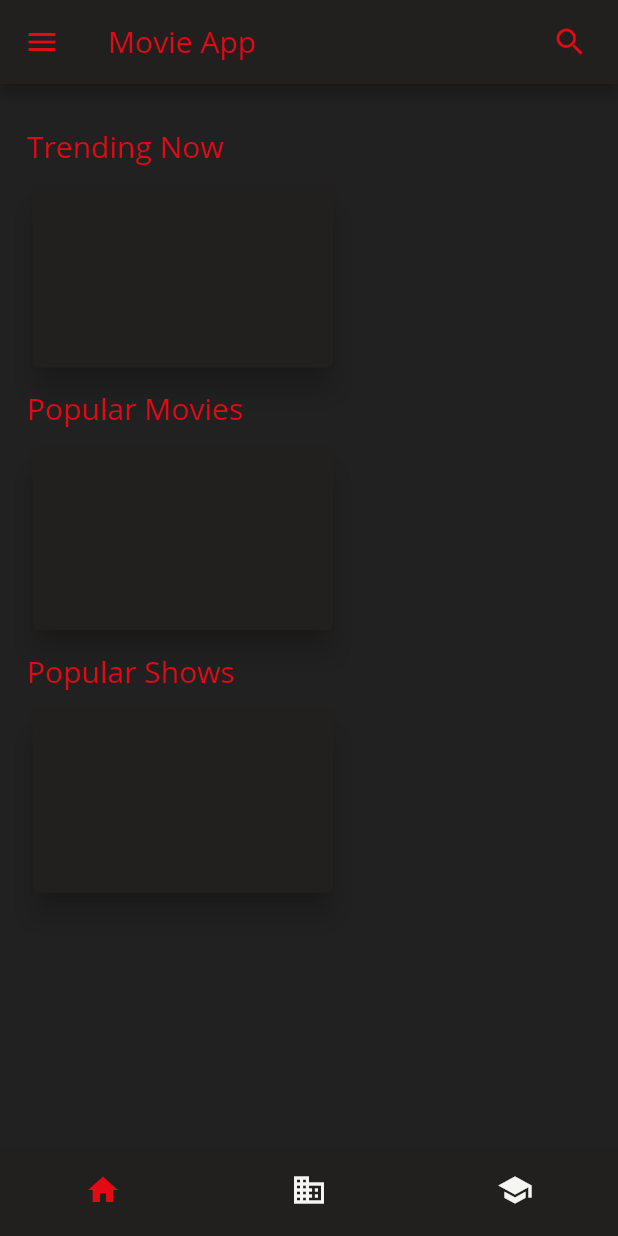
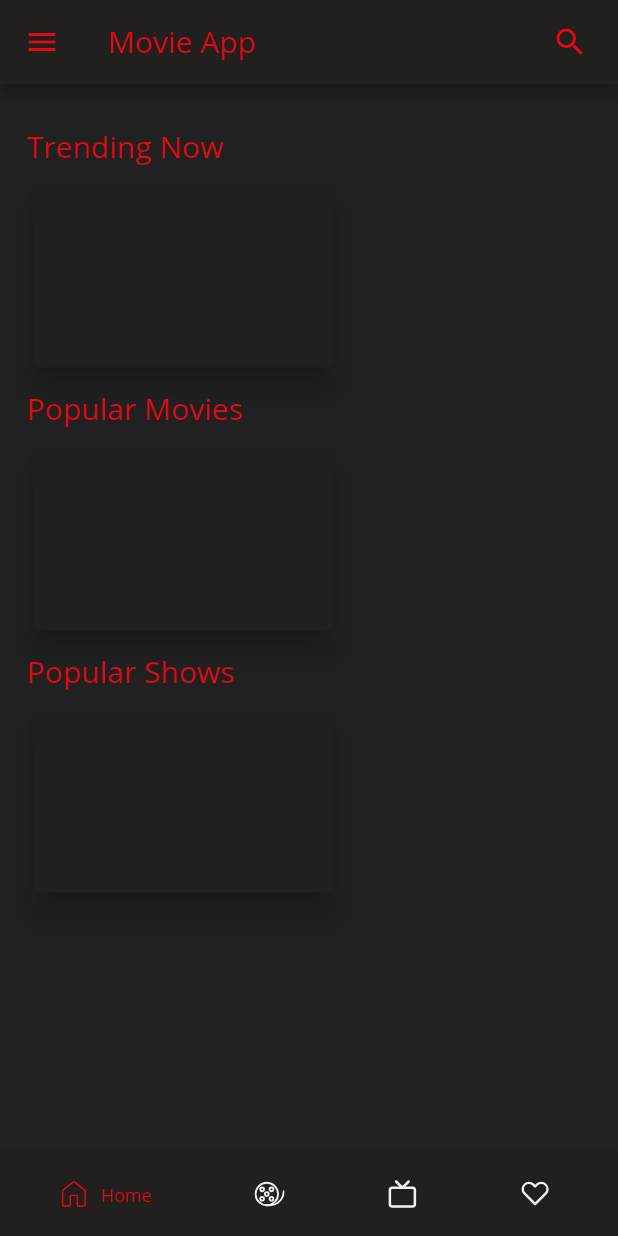
Before and after one commit to Ayush783/movie_app, a Flutter app: the screen it shows after launch, on a phone screen of 412 x 824 dp. Run offline on Flutter 3.47's test engine with Material 2 defaults, Android fonts, the phone set to English and light mode, and no system bars; our stand-ins replace flutter_svg.

Commit message:
completed the custom bottom nav bar

```diff
--- a/lib/main.dart
+++ b/lib/main.dart
@@ -1,5 +1,5 @@
 import 'package:flutter/material.dart';
-import 'package:movie_app/screens/homepage.dart';
+import 'package:movie_app/screens/dashboard.dart';
 
 void main() => runApp(MyApp());
 
@@ -17,10 +17,10 @@ class MyApp extends StatelessWidget {
           color: Color(0xffe50914),
         ),
         primaryTextTheme: TextTheme(
-          title: TextStyle(color: Color(0xffe50914)),
+          headline6: TextStyle(color: Color(0xffe50914)),
         ),
       ),
-      home: Homepage(),
+      home: Dashboard(),
     );
   }
 }
--- /dev/null
+++ b/lib/screens/dashboard.dart
@@ -0,0 +1,67 @@
+import 'package:flutter/material.dart';
+import 'package:movie_app/screens/movies_screen.dart';
+import 'package:movie_app/screens/tv_screen.dart';
+import 'package:movie_app/screens/watchlist_screen.dart';
+import 'package:movie_app/widgets/bottom_nav_bar.dart';
+
+import 'homepage.dart';
+
+class Dashboard extends StatefulWidget {
+  @override
+  _DashboardState createState() => _DashboardState();
+}
+
+class _DashboardState extends State<Dashboard> {
+  int _selectedIndex = 0;
+  void _onItemTapped(int index) {
+    setState(() {
+      _selectedIndex = index;
+    });
+  }
+
+  List screens = [HomePage(), MoviesScreen(), TVScreen(), WatchlistScreen()];
+
+  @override
+  Widget build(BuildContext context) {
+    return Scaffold(
+      drawer: Drawer(),
+      appBar: AppBar(
+        title: Text('Movie App'),
+        actions: <Widget>[
+          Icon(Icons.search),
+          Padding(
+            padding: EdgeInsets.only(right: 20),
+          )
+        ],
+      ),
+      bottomNavigationBar: BottomNavyBar(
+        backgroundColor: Color(0xff221f1f),
+        items: <BottomNavyBarItem>[
+          BottomNavyBarItem(
+              assetName: 'icons/home.svg',
+              title: Text('Home'),
+              activeColor: Color(0xffe50914),
+              inactiveColor: Color(0xfff1f1f1)),
+          BottomNavyBarItem(
+              assetName: 'icons/movies.svg',
+              title: Text('Movies'),
+              activeColor: Color(0xffe50914),
+              inactiveColor: Color(0xfff1f1f1)),
+          BottomNavyBarItem(
+              assetName: 'icons/tv.svg',
+              title: Text('TV Shows'),
+              activeColor: Color(0xffe50914),
+              inactiveColor: Color(0xfff1f1f1)),
+          BottomNavyBarItem(
+              assetName: 'icons/fav.svg',
+              title: Text('Watchlist'),
+              activeColor: Color(0xffe50914),
+              inactiveColor: Color(0xfff1f1f1)),
+        ],
+        selectedIndex: _selectedIndex,
+        onItemSelected: _onItemTapped,
+      ),
+      body: screens[_selectedIndex],
+    );
+  }
+}
--- a/lib/screens/homepage.dart
+++ b/lib/screens/homepage.dart
@@ -1,57 +1,17 @@
 import 'package:flutter/material.dart';
-import 'package:movie_app/const.dart';
 import 'package:movie_app/widgets/movie_card.dart';
 
-class Homepage extends StatefulWidget {
+import '../const.dart';
+
+class HomePage extends StatefulWidget {
   @override
-  _HomepageState createState() => _HomepageState();
+  _HomePageState createState() => _HomePageState();
 }
 
-class _HomepageState extends State<Homepage> {
-  int _selectedIndex = 0;
-  void _onItemTapped(int index) {
-    setState(() {
-      _selectedIndex = index;
-    });
-  }
-
+class _HomePageState extends State<HomePage> {
   @override
   Widget build(BuildContext context) {
-    return Scaffold(
-      drawer: Drawer(),
-      appBar: AppBar(
-        title: Text('Movie App'),
-        actions: <Widget>[
-          Icon(Icons.search),
-          Padding(
-            padding: EdgeInsets.only(right: 20),
-          )
-        ],
-      ),
-      bottomNavigationBar: BottomNavigationBar(
-        backgroundColor: Color(0xff221f1f),
-        showSelectedLabels: false,
-        showUnselectedLabels: false,
-        items: const <BottomNavigationBarItem>[
-          BottomNavigationBarItem(
-            icon: Icon(Icons.home),
-            title: Text('Home'),
-          ),
-          BottomNavigationBarItem(
-            icon: Icon(Icons.business),
-            title: Text('Business'),
-          ),
-          BottomNavigationBarItem(
-            icon: Icon(Icons.school),
-            title: Text('School'),
-          ),
-        ],
-        currentIndex: _selectedIndex,
-        selectedItemColor: Color(0xffe50914),
-        unselectedItemColor: Color(0xfff5f5f1),
-        onTap: _onItemTapped,
-      ),
-      body: SingleChildScrollView(
+    return SingleChildScrollView(
       child: Padding(
         padding: const EdgeInsets.all(18.0),
         child: Column(
@@ -102,7 +62,6 @@ class _HomepageState extends State<Homepage> {
           ],
         ),
       ),
-      ),
     );
   }
 }
--- /dev/null
+++ b/lib/screens/movies_screen.dart
@@ -0,0 +1,13 @@
+import 'package:flutter/material.dart';
+
+class MoviesScreen extends StatefulWidget {
+  @override
+  _MoviesScreenState createState() => _MoviesScreenState();
+}
+
+class _MoviesScreenState extends State<MoviesScreen> {
+  @override
+  Widget build(BuildContext context) {
+    return Container();
+  }
+}
--- /dev/null
+++ b/lib/screens/tv_screen.dart
@@ -0,0 +1,13 @@
+import 'package:flutter/material.dart';
+
+class TVScreen extends StatefulWidget {
+  @override
+  _TVScreenState createState() => _TVScreenState();
+}
+
+class _TVScreenState extends State<TVScreen> {
+  @override
+  Widget build(BuildContext context) {
+    return Container();
+  }
+}
--- /dev/null
+++ b/lib/screens/watchlist_screen.dart
@@ -0,0 +1,13 @@
+import 'package:flutter/material.dart';
+
+class WatchlistScreen extends StatefulWidget {
+  @override
+  _WatchlistScreenState createState() => _WatchlistScreenState();
+}
+
+class _WatchlistScreenState extends State<WatchlistScreen> {
+  @override
+  Widget build(BuildContext context) {
+    return Container();
+  }
+}
--- /dev/null
+++ b/lib/widgets/bottom_nav_bar.dart
@@ -0,0 +1,154 @@
+library bottom_navy_bar;
+//custom bottom nav bar
+
+import 'package:flutter/material.dart';
+import 'package:flutter/widgets.dart';
+import 'package:flutter_svg/flutter_svg.dart';
+
+class BottomNavyBar extends StatelessWidget {
+  final int selectedIndex;
+  final double iconSize;
+  final Color backgroundColor;
+  final bool showElevation;
+  final Duration animationDuration;
+  final List<BottomNavyBarItem> items;
+  final ValueChanged<int> onItemSelected;
+  final MainAxisAlignment mainAxisAlignment;
+  final double itemCornerRadius;
+
+  BottomNavyBar({
+    Key key,
+    this.selectedIndex = 0,
+    this.showElevation = true,
+    this.iconSize = 24,
+    this.backgroundColor,
+    this.itemCornerRadius = 0,
+    this.animationDuration = const Duration(milliseconds: 270),
+    this.mainAxisAlignment = MainAxisAlignment.spaceAround,
+    @required this.items,
+    @required this.onItemSelected,
+  }) {
+    assert(items != null);
+    assert(items.length >= 2 && items.length <= 5);
+    assert(onItemSelected != null);
+  }
+
+  @override
+  Widget build(BuildContext context) {
+    final bgColor = (backgroundColor == null)
+        ? Theme.of(context).bottomAppBarColor
+        : backgroundColor;
+
+    return Container(
+        decoration: BoxDecoration(color: bgColor, boxShadow: [
+          if (showElevation)
+            const BoxShadow(
+              color: Colors.black12,
+              blurRadius: 2,
+            )
+        ]),
+        child: SafeArea(
+            child: Container(
+                width: double.infinity,
+                height: 56,
+                padding: const EdgeInsets.symmetric(vertical: 6, horizontal: 8),
+                child: Row(
+                  mainAxisAlignment: mainAxisAlignment,
+                  children: items.map((item) {
+                    var index = items.indexOf(item);
+                    return GestureDetector(
+                        onTap: () => onItemSelected(index),
+                        child: _ItemWidget(
+                          item: item,
+                          iconSize: iconSize,
+                          isSelected: index == selectedIndex,
+                          backgroundColor: bgColor,
+                          itemCornerRadius: itemCornerRadius,
+                          animationDuration: animationDuration,
+                        ));
+                  }).toList(),
+                ))));
+  }
+}
+
+class _ItemWidget extends StatelessWidget {
+  final double iconSize;
+  final bool isSelected;
+  final BottomNavyBarItem item;
+  final Color backgroundColor;
+  final double itemCornerRadius;
+  final Duration animationDuration;
+
+  const _ItemWidget(
+      {Key key,
+      @required this.item,
+      @required this.isSelected,
+      @required this.backgroundColor,
+      @required this.animationDuration,
+      @required this.itemCornerRadius,
+      @required this.iconSize})
+      : assert(isSelected != null),
+        assert(item != null),
+        assert(backgroundColor != null),
+        assert(animationDuration != null),
+        assert(itemCornerRadius != null),
+        assert(iconSize != null),
+        super(key: key);
+
+  @override
+  Widget build(BuildContext context) {
+    return AnimatedContainer(
+        width: isSelected ? 92 : 50,
+        height: double.maxFinite,
+        duration: animationDuration,
+        padding: EdgeInsets.only(left: 12),
+        color: backgroundColor,
+        child: ListView(
+            shrinkWrap: true,
+            physics: NeverScrollableScrollPhysics(),
+            scrollDirection: Axis.horizontal,
+            children: <Widget>[
+              Row(
+                  mainAxisAlignment: MainAxisAlignment.start,
+                  crossAxisAlignment: CrossAxisAlignment.center,
+                  children: <Widget>[
+                    Padding(
+                      padding: const EdgeInsets.only(right: 8),
+                      child: SvgPicture.asset(item.assetName,
+                          height: 20,
+                          width: 20,
+                          color: isSelected
+                              ? item.activeColor
+                              : item.inactiveColor),
+                    ),
+                    isSelected
+                        ? DefaultTextStyle.merge(
+                            style: TextStyle(
+                                color: item.activeColor,
+                                fontWeight: FontWeight.w500,
+                                fontSize: 12,
+                                fontFamily: 'OS'),
+                            child: item.title,
+                          )
+                        : SizedBox.shrink()
+                  ])
+            ]));
+  }
+}
+
+class BottomNavyBarItem {
+  final String assetName;
+  final Text title;
+  final Color activeColor;
+  final Color inactiveColor;
+
+  BottomNavyBarItem({
+    @required this.assetName,
+    @required this.title,
+    this.activeColor = Colors.white,
+    this.inactiveColor,
+  }) {
+    assert(assetName != null);
+    assert(title != null);
+  }
+}
```
Also changed, not shown: pubspec.yaml (+4 -5 lines), icons/fav.svg (added), icons/home.svg (added), icons/movies.svg (added), icons/search.svg (added), icons/tv.svg (added), pubspec.lock, 1 other file. Lines whose indentation alone changed are shown as unchanged.
